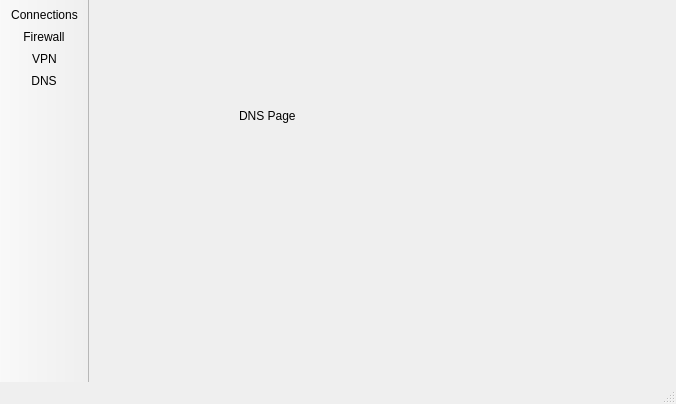
Old version of the form src-qt5/networkmgr/mainUI.ui in the repository project-trident/trident-utilities.
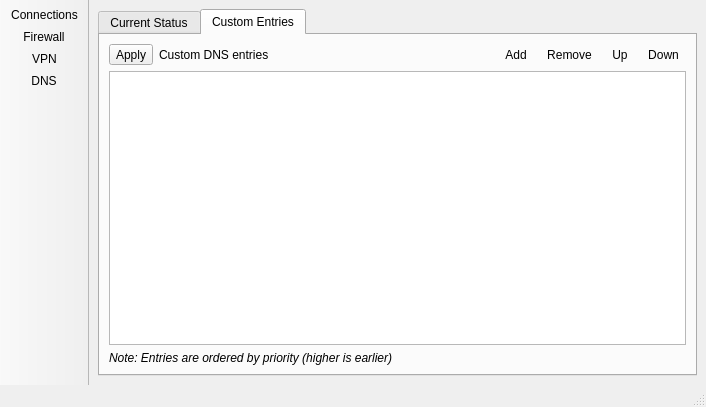
New version of the form. The open tabs and pages were chosen to show the change. Icons and pictures are not drawn.

```diff
--- a/src-qt5/networkmgr/mainUI.ui
+++ b/src-qt5/networkmgr/mainUI.ui
@@ -6,8 +6,8 @@
    <rect>
     <x>0</x>
     <y>0</y>
-    <width>676</width>
-    <height>404</height>
+    <width>706</width>
+    <height>407</height>
    </rect>
   </property>
   <property name="contextMenuPolicy">
@@ -532,19 +532,188 @@
        </layout>
       </widget>
       <widget class="QWidget" name="page_dns">
-       <widget class="QLabel" name="label_5">
-        <property name="geometry">
-         <rect>
-          <x>150</x>
-          <y>90</y>
-          <width>181</width>
-          <height>51</height>
-         </rect>
-        </property>
-        <property name="text">
-         <string>DNS Page</string>
-        </property>
-       </widget>
+       <layout class="QVBoxLayout" name="verticalLayout_6">
+        <item>
+         <widget class="QTabWidget" name="tabWidget_dns">
+          <property name="currentIndex">
+           <number>0</number>
+          </property>
+          <widget class="QWidget" name="tab_dns_status">
+           <attribute name="icon">
+            <iconset theme="nmap">
+             <normaloff/>
+            </iconset>
+           </attribute>
+           <attribute name="title">
+            <string>Current Status</string>
+           </attribute>
+           <layout class="QVBoxLayout" name="verticalLayout_7">
+            <item>
+             <layout class="QHBoxLayout" name="horizontalLayout">
+              <item>
+               <widget class="QToolButton" name="tool_refresh_dns_status">
+                <property name="text">
+                 <string>Refresh Status</string>
+                </property>
+                <property name="icon">
+                 <iconset theme="edit-refresh">
+                  <normaloff/>
+                 </iconset>
+                </property>
+                <property name="toolButtonStyle">
+                 <enum>Qt::ToolButtonTextBesideIcon</enum>
+                </property>
+               </widget>
+              </item>
+              <item>
+               <spacer name="horizontalSpacer_4">
+                <property name="orientation">
+                 <enum>Qt::Horizontal</enum>
+                </property>
+                <property name="sizeHint" stdset="0">
+                 <size>
+                  <width>40</width>
+                  <height>20</height>
+                 </size>
+                </property>
+               </spacer>
+              </item>
+             </layout>
+            </item>
+            <item>
+             <widget class="QPlainTextEdit" name="text_current_dns">
+              <property name="styleSheet">
+               <string notr="true">background: transparent;</string>
+              </property>
+              <property name="frameShape">
+               <enum>QFrame::NoFrame</enum>
+              </property>
+              <property name="readOnly">
+               <bool>true</bool>
+              </property>
+             </widget>
+            </item>
+           </layout>
+          </widget>
+          <widget class="QWidget" name="tab_dns_custom">
+           <attribute name="icon">
+            <iconset theme="configure">
+             <normaloff/>
+            </iconset>
+           </attribute>
+           <attribute name="title">
+            <string>Custom Entries</string>
+           </attribute>
+           <layout class="QVBoxLayout" name="verticalLayout_8">
+            <item>
+             <layout class="QHBoxLayout" name="horizontalLayout_6">
+              <item>
+               <widget class="QToolButton" name="tool_dns_apply">
+                <property name="text">
+                 <string>Apply</string>
+                </property>
+                <property name="icon">
+                 <iconset theme="dialog-apply">
+                  <normaloff/>
+                 </iconset>
+                </property>
+                <property name="toolButtonStyle">
+                 <enum>Qt::ToolButtonTextBesideIcon</enum>
+                </property>
+               </widget>
+              </item>
+              <item>
+               <widget class="QLabel" name="label_3">
+                <property name="text">
+                 <string>Custom DNS entries</string>
+                </property>
+               </widget>
+              </item>
+              <item>
+               <widget class="QToolButton" name="tool_dns_add">
+                <property name="text">
+                 <string>Add</string>
+                </property>
+                <property name="icon">
+                 <iconset theme="list-add">
+                  <normaloff/>
+                 </iconset>
+                </property>
+                <property name="autoRaise">
+                 <bool>true</bool>
+                </property>
+               </widget>
+              </item>
+              <item>
+               <widget class="QToolButton" name="tool_dns_remove">
+                <property name="text">
+                 <string>Remove</string>
+                </property>
+                <property name="icon">
+                 <iconset theme="list-remove">
+                  <normaloff/>
+                 </iconset>
+                </property>
+                <property name="autoRaise">
+                 <bool>true</bool>
+                </property>
+               </widget>
+              </item>
+              <item>
+               <widget class="QToolButton" name="tool_dns_up">
+                <property name="text">
+                 <string>Up</string>
+                </property>
+                <property name="icon">
+                 <iconset theme="arrow-up">
+                  <normaloff/>
+                 </iconset>
+                </property>
+                <property name="autoRaise">
+                 <bool>true</bool>
+                </property>
+               </widget>
+              </item>
+              <item>
+               <widget class="QToolButton" name="tool_dns_down">
+                <property name="text">
+                 <string>Down</string>
+                </property>
+                <property name="icon">
+                 <iconset theme="arrow-down">
+                  <normaloff/>
+                 </iconset>
+                </property>
+                <property name="autoRaise">
+                 <bool>true</bool>
+                </property>
+               </widget>
+              </item>
+             </layout>
+            </item>
+            <item>
+             <widget class="QListWidget" name="list_dns_custom"/>
+            </item>
+            <item>
+             <widget class="QLabel" name="label_4">
+              <property name="font">
+               <font>
+                <italic>true</italic>
+               </font>
+              </property>
+              <property name="text">
+               <string>Note: Entries are ordered by priority (higher is earlier)</string>
+              </property>
+              <property name="wordWrap">
+               <bool>true</bool>
+              </property>
+             </widget>
+            </item>
+           </layout>
+          </widget>
+         </widget>
+        </item>
+       </layout>
       </widget>
       <widget class="QWidget" name="page_firewall">
        <widget class="QLabel" name="label_6">
```
Left out of the diff: 74 changed lines with no effect on the pictures.
